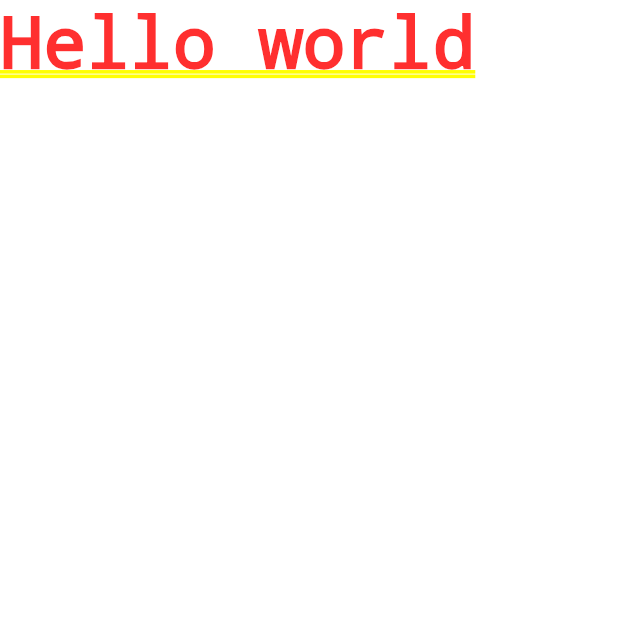
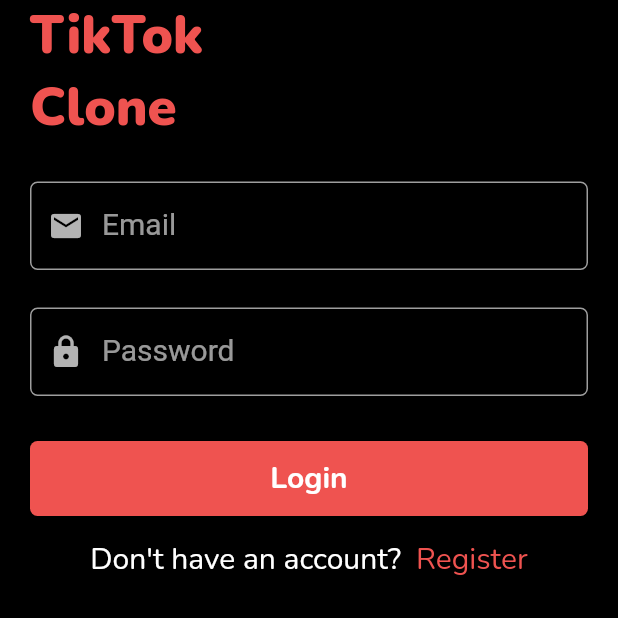
Before and after one commit to adutwum-soft/tiktokClone, a Flutter app: the screen it shows after launch, on a phone screen of 412 x 824 dp, the top half of it. Run offline on Flutter 3.47's test engine with Material 2 defaults, Android fonts, the phone set to English and light mode, and no system bars; our stand-ins replace google_fonts.

Commit message:
login ui

```diff
--- a/lib/main.dart
+++ b/lib/main.dart
@@ -1,5 +1,6 @@
 import 'package:flutter/material.dart';
 import 'package:tiktokclone/src/res/colors.dart';
+import 'package:tiktokclone/src/ui/views/auth/login.dart';
 
 void main() {
   runApp(const MyApp());
@@ -16,7 +17,7 @@ class MyApp extends StatelessWidget {
         scaffoldBackgroundColor: AppColors.backgroundColor,
       ),
       debugShowCheckedModeBanner: false,
-      home: const Text('Hello world'),
+      home: Login(),
     );
   }
 }
--- /dev/null
+++ b/lib/src/res/styles.dart
@@ -0,0 +1,11 @@
+import 'package:flutter/material.dart';
+import 'package:google_fonts/google_fonts.dart';
+import 'package:tiktokclone/src/res/colors.dart';
+
+class AppStyles {
+  static TextStyle apptitle = GoogleFonts.nunito(
+    fontSize: 35,
+    color: AppColors.buttonColor,
+    fontWeight: FontWeight.w900,
+  );
+}
--- /dev/null
+++ b/lib/src/ui/views/auth/login.dart
@@ -0,0 +1,109 @@
+import 'package:flutter/material.dart';
+import 'package:google_fonts/google_fonts.dart';
+import 'package:tiktokclone/src/res/colors.dart';
+import 'package:tiktokclone/src/res/styles.dart';
+import 'package:tiktokclone/src/ui/views/components/text_input.dart';
+
+class Login extends StatelessWidget {
+  Login({Key? key}) : super(key: key);
+
+  final TextEditingController _emailConttroller = TextEditingController();
+  final TextEditingController _passConttroller = TextEditingController();
+
+  @override
+  Widget build(BuildContext context) {
+    return Scaffold(
+      body: Container(
+        child: SafeArea(
+          child: Column(
+            crossAxisAlignment: CrossAxisAlignment.start,
+            children: [
+              Padding(
+                padding: const EdgeInsets.symmetric(horizontal: 20),
+                child: Text(
+                  'TikTok \nClone',
+                  style: AppStyles.apptitle,
+                ),
+              ),
+              // Text(
+              //   'Login',
+              //   style: GoogleFonts.nunito(
+              //     fontSize: 25,
+              //     fontWeight: FontWeight.w700,
+              //   ),
+              // ),
+              const SizedBox(height: 25),
+              Container(
+                width: double.infinity,
+                margin: const EdgeInsets.symmetric(horizontal: 20),
+                child: TextInputField(
+                  controller: _emailConttroller,
+                  labelText: 'Email',
+                  icon: Icons.email,
+                ),
+              ),
+              const SizedBox(height: 25),
+              Container(
+                width: double.infinity,
+                margin: const EdgeInsets.symmetric(horizontal: 20),
+                child: TextInputField(
+                  controller: _passConttroller,
+                  labelText: 'Password',
+                  icon: Icons.lock,
+                  isObscure: true,
+                ),
+              ),
+              const SizedBox(height: 30),
+              Container(
+                width: double.infinity,
+                height: 50,
+                margin: const EdgeInsets.symmetric(horizontal: 20),
+                decoration: BoxDecoration(
+                  color: AppColors.buttonColor,
+                  borderRadius: const BorderRadius.all(
+                    Radius.circular(5),
+                  ),
+                ),
+                child: InkWell(
+                  onTap: () {},
+                  child: Center(
+                    child: Text(
+                      'Login',
+                      style: GoogleFonts.nunito(
+                        fontSize: 20,
+                        fontWeight: FontWeight.w700,
+                      ),
+                    ),
+                  ),
+                ),
+              ),
+              const SizedBox(height: 15),
+              Row(
+                mainAxisAlignment: MainAxisAlignment.center,
+                children: [
+                  Text(
+                    'Don\'t have an account?',
+                    style: GoogleFonts.nunito(
+                      fontSize: 20,
+                    ),
+                  ),
+                  const SizedBox(width: 10),
+                  InkWell(
+                    onTap: () {},
+                    child: Text(
+                      'Register',
+                      style: GoogleFonts.nunito(
+                        fontSize: 20,
+                        color: AppColors.buttonColor,
+                      ),
+                    ),
+                  ),
+                ],
+              ),
+            ],
+          ),
+        ),
+      ),
+    );
+  }
+}
--- /dev/null
+++ b/lib/src/ui/views/components/text_input.dart
@@ -0,0 +1,43 @@
+import 'package:flutter/material.dart';
+import 'package:tiktokclone/src/res/colors.dart';
+
+class TextInputField extends StatelessWidget {
+  final TextEditingController controller;
+  final String labelText;
+  final TextStyle style;
+  final bool isObscure;
+  final IconData icon;
+
+  const TextInputField({
+    Key? key,
+    required this.controller,
+    required this.labelText,
+    this.style = const TextStyle(fontSize: 20),
+    this.isObscure = false,
+    required this.icon,
+  }) : super(key: key);
+
+  @override
+  Widget build(BuildContext context) {
+    return TextField(
+      controller: controller,
+      decoration: InputDecoration(
+        labelText: labelText,
+        prefixIcon: Icon(icon),
+        labelStyle: style,
+        enabledBorder: outlineInputeBorder(),
+        focusedBorder: outlineInputeBorder(),
+      ),
+      obscureText: isObscure,
+    );
+  }
+
+  OutlineInputBorder outlineInputeBorder() {
+    return OutlineInputBorder(
+      borderRadius: BorderRadius.circular(5),
+      borderSide: const BorderSide(
+        color: AppColors.borderColor,
+      ),
+    );
+  }
+}
--- a/pubspec.yaml
+++ b/pubspec.yaml
@@ -34,6 +34,7 @@ dependencies:
   # The following adds the Cupertino Icons font to your application.
   # Use with the CupertinoIcons class for iOS style icons.
   cupertino_icons: ^1.0.2
+  google_fonts: ^3.0.1
 
 dev_dependencies:
   flutter_test:
```
Also changed, not shown: pubspec.lock, 10 other files.
